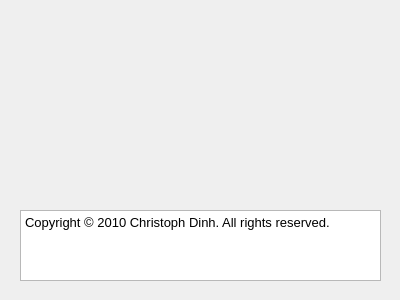
mne-tools/mne-cpp, file mne_x/plugins/rtserver/FormFiles/rtserverabout.ui: the form before one commit.
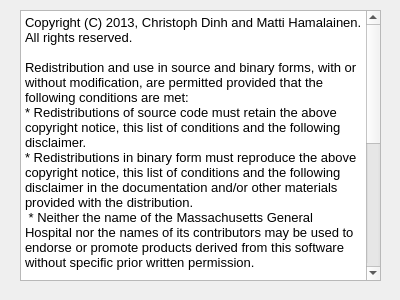
The form after the commit.

Diff of the .ui file:
```diff
--- a/mne_x/plugins/rtserver/FormFiles/rtserverabout.ui
+++ b/mne_x/plugins/rtserver/FormFiles/rtserverabout.ui
@@ -35,20 +35,27 @@
    <property name="geometry">
     <rect>
      <x>20</x>
-     <y>210</y>
+     <y>10</y>
      <width>361</width>
-     <height>71</height>
+     <height>271</height>
     </rect>
    </property>
    <property name="html">
     <string>&lt;!DOCTYPE HTML PUBLIC &quot;-//W3C//DTD HTML 4.0//EN&quot; &quot;http://www.w3.org/TR/REC-html40/strict.dtd&quot;&gt;
 &lt;html&gt;&lt;head&gt;&lt;meta name=&quot;qrichtext&quot; content=&quot;1&quot; /&gt;&lt;style type=&quot;text/css&quot;&gt;
 p, li { white-space: pre-wrap; }
-&lt;/style&gt;&lt;/head&gt;&lt;body style=&quot; font-family:'Sans'; font-size:10pt; font-weight:400; font-style:normal;&quot;&gt;
+&lt;/style&gt;&lt;/head&gt;&lt;body style=&quot; font-family:'MS Shell Dlg 2'; font-size:7.8pt; font-weight:400; font-style:normal;&quot;&gt;
 &lt;table border=&quot;0&quot; style=&quot;-qt-table-type: root; margin-top:4px; margin-bottom:4px; margin-left:4px; margin-right:4px;&quot;&gt;
 &lt;tr&gt;
 &lt;td style=&quot;border: none;&quot;&gt;
-&lt;p style=&quot; margin-top:0px; margin-bottom:0px; margin-left:0px; margin-right:0px; -qt-block-indent:0; text-indent:0px;&quot;&gt;Copyright © 2010 Christoph Dinh. All rights reserved.&lt;/p&gt;&lt;/td&gt;&lt;/tr&gt;&lt;/table&gt;&lt;/body&gt;&lt;/html&gt;</string>
+&lt;p style=&quot; margin-top:0px; margin-bottom:0px; margin-left:0px; margin-right:0px; -qt-block-indent:0; text-indent:0px;&quot;&gt;&lt;span style=&quot; font-family:'Sans'; font-size:10pt;&quot;&gt;Copyright (C) 2013, Christoph Dinh and Matti Hamalainen. All rights reserved.&lt;/span&gt;&lt;/p&gt;
+&lt;p style=&quot;-qt-paragraph-type:empty; margin-top:0px; margin-bottom:0px; margin-left:0px; margin-right:0px; -qt-block-indent:0; text-indent:0px; font-family:'Sans'; font-size:10pt;&quot;&gt;&lt;br /&gt;&lt;/p&gt;
+&lt;p style=&quot; margin-top:0px; margin-bottom:0px; margin-left:0px; margin-right:0px; -qt-block-indent:0; text-indent:0px;&quot;&gt;&lt;span style=&quot; font-family:'Sans'; font-size:10pt;&quot;&gt;Redistribution and use in source and binary forms, with or without modification, are permitted provided that the following conditions are met:&lt;/span&gt;&lt;/p&gt;
+&lt;p style=&quot; margin-top:0px; margin-bottom:0px; margin-left:0px; margin-right:0px; -qt-block-indent:0; text-indent:0px;&quot;&gt;&lt;span style=&quot; font-family:'Sans'; font-size:10pt;&quot;&gt;* Redistributions of source code must retain the above copyright notice, this list of conditions and the following disclaimer.&lt;/span&gt;&lt;/p&gt;
+&lt;p style=&quot; margin-top:0px; margin-bottom:0px; margin-left:0px; margin-right:0px; -qt-block-indent:0; text-indent:0px;&quot;&gt;&lt;span style=&quot; font-family:'Sans'; font-size:10pt;&quot;&gt;* Redistributions in binary form must reproduce the above copyright notice, this list of conditions and the following disclaimer in the documentation and/or other materials provided with the distribution.&lt;/span&gt;&lt;/p&gt;
+&lt;p style=&quot; margin-top:0px; margin-bottom:0px; margin-left:0px; margin-right:0px; -qt-block-indent:0; text-indent:0px;&quot;&gt;&lt;span style=&quot; font-family:'Sans'; font-size:10pt;&quot;&gt; * Neither the name of the Massachusetts General Hospital nor the names of its contributors may be used to endorse or promote products derived from this software without specific prior written permission.&lt;/span&gt;&lt;/p&gt;
+&lt;p style=&quot;-qt-paragraph-type:empty; margin-top:0px; margin-bottom:0px; margin-left:0px; margin-right:0px; -qt-block-indent:0; text-indent:0px; font-family:'Sans'; font-size:10pt;&quot;&gt;&lt;br /&gt;&lt;/p&gt;
+&lt;p style=&quot; margin-top:0px; margin-bottom:0px; margin-left:0px; margin-right:0px; -qt-block-indent:0; text-indent:0px;&quot;&gt;&lt;span style=&quot; font-family:'Sans'; font-size:10pt;&quot;&gt;THIS SOFTWARE IS PROVIDED BY THE COPYRIGHT HOLDERS AND CONTRIBUTORS &amp;quot;AS IS&amp;quot; AND ANY EXPRESS OR IMPLIED WARRANTIES, INCLUDING, BUT NOT LIMITED TO, THE IMPLIED WARRANTIES OF MERCHANTABILITY AND FITNESS FOR A PARTICULAR PURPOSE ARE DISCLAIMED. IN NO EVENT SHALL MASSACHUSETTS GENERAL HOSPITAL BE LIABLE FOR ANY DIRECT, INDIRECT, INCIDENTAL, SPECIAL, EXEMPLARY, OR CONSEQUENTIAL DAMAGES (INCLUDING, BUT NOT LIMITED TO, PROCUREMENT OF SUBSTITUTE GOODS OR SERVICES; LOSS OF USE, DATA, OR PROFITS; OR BUSINESS INTERRUPTION) HOWEVER CAUSED AND ON ANY THEORY OF LIABILITY, WHETHER IN CONTRACT, STRICT LIABILITY, OR TORT (INCLUDING NEGLIGENCE OR OTHERWISE) ARISING IN ANY WAY OUT OF THE USE OF THIS SOFTWARE, EVEN IF ADVISED OF THE POSSIBILITY OF SUCH DAMAGE.&lt;/span&gt;&lt;/p&gt;&lt;/td&gt;&lt;/tr&gt;&lt;/table&gt;&lt;/body&gt;&lt;/html&gt;</string>
    </property>
   </widget>
  </widget>
```
